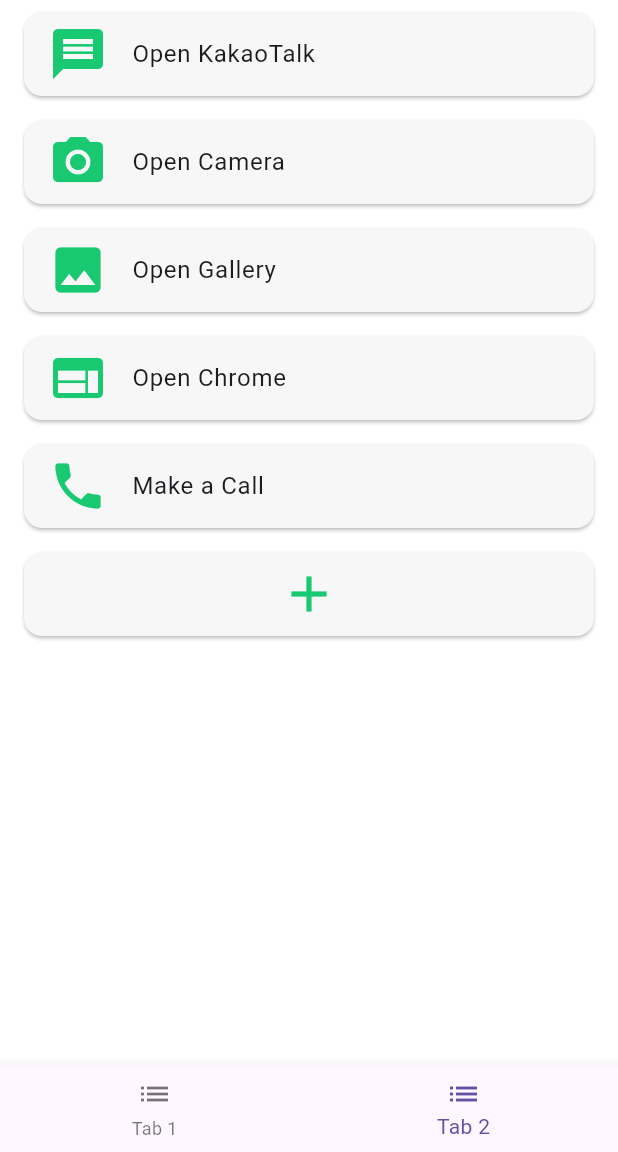
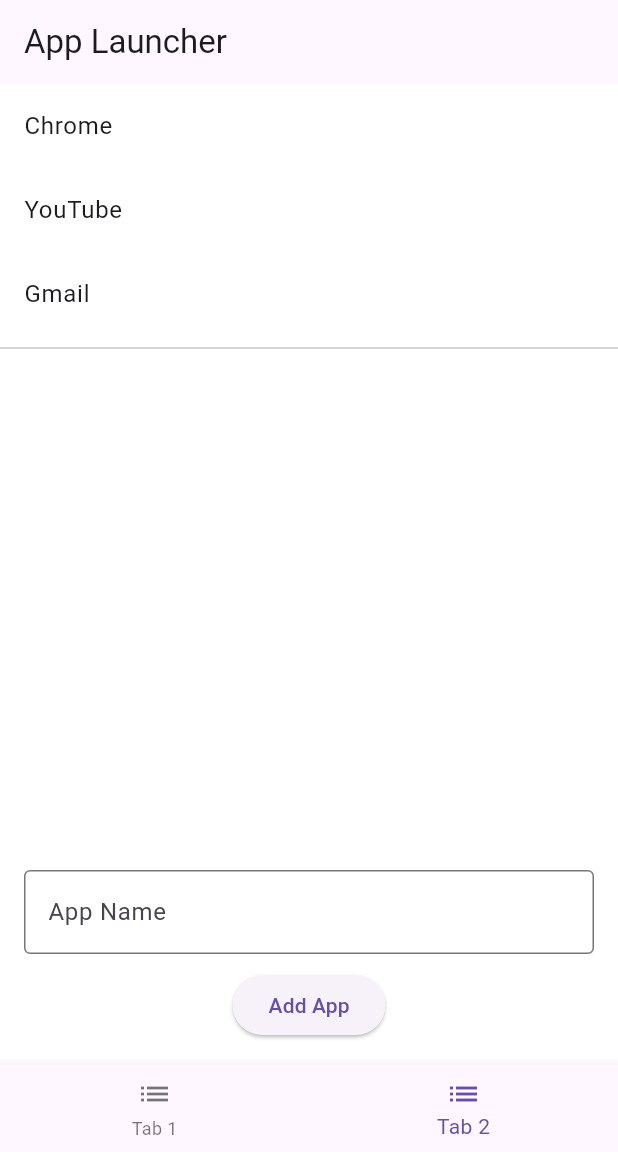
Before and after one commit to mgklee/hanja-magic, a Flutter app: the screen it shows after launch, item 2 of the bottom bar chosen, on a phone screen of 412 x 824 dp, the part 84-1236 px from its top. Run offline on Flutter 3.47's test engine with Material 3 defaults, Android fonts, the phone set to English and light mode, and no system bars; missing offline and left inert: android_intent_plus.

Commit message:
add app search but often gallery

```diff
--- a/lib/tabs/tab2.dart
+++ b/lib/tabs/tab2.dart
@@ -2,6 +2,7 @@ import 'package:flutter/material.dart';
 import 'package:android_intent_plus/android_intent.dart';
 import 'package:android_intent_plus/flag.dart';
 import 'package:flutter/services.dart';
+
 
 
 class Tab2 extends StatefulWidget {
@@ -10,102 +11,107 @@ class Tab2 extends StatefulWidget {
   @override
   _Tab2State createState() => _Tab2State();
 }
+/////
+/////
+/////
+/////
 
 class _Tab2State extends State<Tab2> {
-  Map<String, dynamic> routines = {};
+  static const platform = MethodChannel('com.example.hanja_magic/apps');
+
+  final List<Map<String, String>> fixedApps = [
+    {'name': 'Chrome', 'package': 'com.android.chrome'},
+    {'name': 'YouTube', 'package': 'com.google.android.youtube'},
+    {'name': 'Gmail', 'package': 'com.google.android.gm'},
+  ];
+
+  List<Map<String, String>> installedApps = [];
+  List<Map<String, String>> registeredApps = [];
+
+  final TextEditingController nameController = TextEditingController();
+
+  @override
+  void initState() {
+    super.initState();
+    _fetchInstalledApps();
+  }
+
+  Future<void> _fetchInstalledApps() async {
+    try {
+      final List<dynamic> apps = await platform.invokeMethod('getInstalledApps');
+      setState(() {
+        installedApps = apps.map((app) => Map<String, String>.from(app)).toList();
+      });
+    } on PlatformException catch (e) {
+      print("Failed to load installed apps: ${e.message}");
+    }
+  }
+
+  void _addApp(String name) {
+    final app = installedApps.firstWhere(
+          (app) => app['name']!.toLowerCase() == name.toLowerCase(),
+      orElse: () => {},
+    );
+    if (app.isNotEmpty) {
+      setState(() {
+        registeredApps.add(app);
+      });
+    } else {
+      ScaffoldMessenger.of(context).showSnackBar(
+        SnackBar(content: Text('앱 이름을 찾을 수 없습니다.')),
+      );
+    }
+    nameController.clear();
+  }
 
   @override
   Widget build(BuildContext context) {
-    return SingleChildScrollView(
-      child: Column(
-        crossAxisAlignment: CrossAxisAlignment.start,
+    return Scaffold(
+      appBar: AppBar(
+        title: Text('App Launcher'),
+      ),
+      body: Column(
         children: [
-
-          // 카카오톡 실행 버튼
-          _buildAppCard(
-            context,
-            icon: Icons.message,
-            label: "Open KakaoTalk",
-            onTap: () => _launchApp('com.kakao.talk'),
+          Expanded(
+            child: ListView(
+              children: [
+                // 고정된 버튼 리스트
+                ...fixedApps.map((app) {
+                  return ListTile(
+                    title: Text(app['name']!),
+                    onTap: () => _launchApp(app['package']!),
+                  );
+                }).toList(),
+                Divider(), // 구분선
+                // 사용자가 추가한 앱 리스트
+                ...registeredApps.map((app) {
+                  return ListTile(
+                    title: Text(app['name']!),
+                    subtitle: Text(app['package']!),
+                    onTap: () => _launchApp(app['package']!),
+                  );
+                }).toList(),
+              ],
+            ),
           ),
-          // 카메라 실행 버튼
-          _buildAppCard(
-            context,
-            icon: Icons.camera_alt,
-            label: "Open Camera",
-            onTap: () => _launchCamera(),
-          ),
-          // 갤러리 실행 버튼
-          _buildAppCard(
-            context,
-            icon: Icons.photo,
-            label: "Open Gallery",
-            onTap: () => _launchApp('com.sec.android.gallery3d'),
-          ),
-          // 크롬 실행 버튼
-          _buildAppCard(
-            context,
-            icon: Icons.web,
-            label: "Open Chrome",
-            onTap: () => _launchApp('com.android.chrome'),
-          ),
-          // 전화 앱 실행 버튼
-          _buildAppCard(
-            context,
-            icon: Icons.phone,
-            label: "Make a Call",
-            onTap: () => _makeCall("tel:+8201086415372"),
-          ),
-
-
-          // Categories List
-          ListView.builder(
-            shrinkWrap: true,
-            physics: const NeverScrollableScrollPhysics(),
-            itemCount: routines.length + 1, // Extra card for the (+) button
-            itemBuilder: (context, index) {
-              // (+) Button Card
-              if (index == routines.length) {
-                return Card(
-                  color: Color(0xFFF7F7F7),
-                  margin: const EdgeInsets.symmetric(
-                      vertical: 8.0, horizontal: 16.0),
-                  child: Center(
-                    child: InkWell(
-                      onTap: () {
-                        // Add a new empty category with a unique name
-                        setState(() {
-                          int routineIndex = 1;
-                          String newRoutineName;
-                          do {
-                            newRoutineName = "루틴 $routineIndex";
-                            routineIndex++;
-                          } while (routines.containsKey(newRoutineName));
-
-                          routines[newRoutineName] = newRoutineName;
-                        });
-                      },
-                      child: const Padding(
-                        padding: EdgeInsets.all(8.0),
-                        child: Icon(
-                          Icons.add, size: 40.0, color: Color(0xFF18C971)
-                        ),
-                      ),
-                    ),
+          Padding(
+            padding: const EdgeInsets.all(16.0),
+            child: Column(
+              children: [
+                TextField(
+                  controller: nameController,
+                  decoration: InputDecoration(
+                    labelText: 'App Name',
+                    border: OutlineInputBorder(),
                   ),
-                );
-              }
-
-              return Card(
-                color: Color(0xFFF7F7F7),
-                margin: const EdgeInsets.symmetric(vertical: 8.0, horizontal: 16.0),
-                child: Column(
-                  children: [
-                    Text(routines.keys.elementAt(index)),
-                  ],
                 ),
-              );
-            },
+                SizedBox(height: 10),
+                ElevatedButton(
+                  onPressed: () => _addApp(nameController.text),
+                  child: Text('Add App'),
+                ),
+              ],
+            ),
           ),
         ],
       ),
--- a/pubspec.yaml
+++ b/pubspec.yaml
@@ -35,7 +35,7 @@ dependencies:
   # Use with the CupertinoIcons class for iOS style icons.
   cupertino_icons: ^1.0.8
   android_intent_plus: ^5.2.2
-
+  shared_preferences: ^2.1.0
 
 dev_dependencies:
   flutter_test:
```
Also changed, not shown: pubspec.lock, 3 other files.
